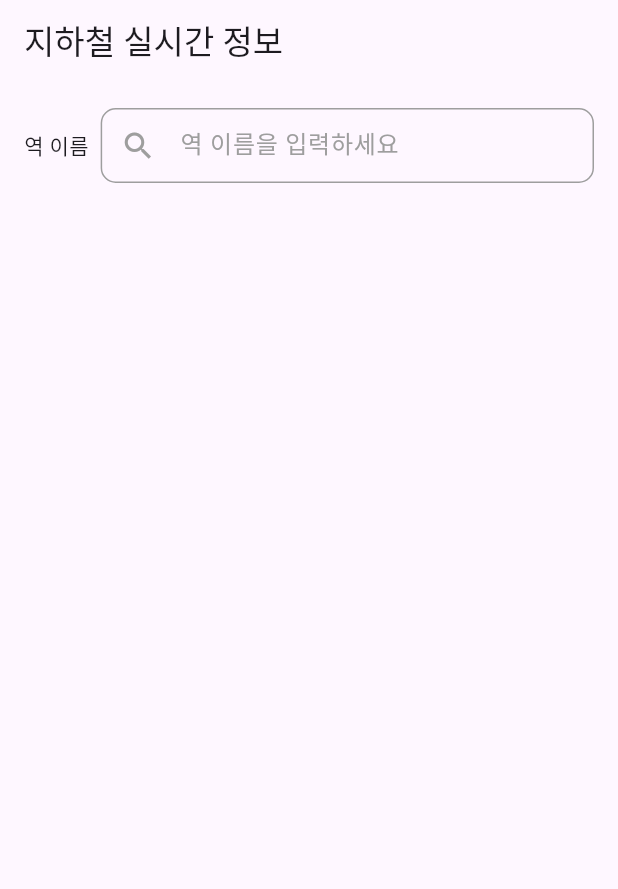
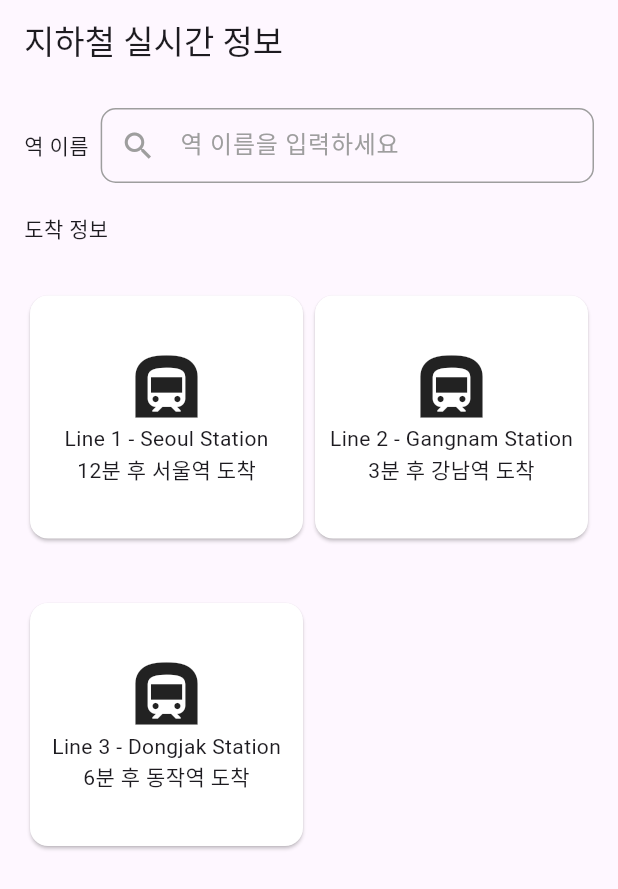
Before and after one commit to mmmkb1/seoul_subway, a Flutter app: the screen it shows after launch, on a phone screen of 412 x 824 dp. Shown: the top 889 px of the screen. Run offline on Flutter 3.47's test engine with Material 3 defaults, Android fonts, the phone set to English and light mode, and no system bars; our stand-ins replace freezed_annotation; generated files the repository leaves out were written again.

Commit message:
feat: 지하철 정보 ui 추가

```diff
--- /dev/null
+++ b/lib/presentation/component/subway_info_item.dart
@@ -0,0 +1,34 @@
+import 'package:flutter/material.dart';
+
+import '../../domain/model/subway.dart';
+
+class SubwayInfoItem extends StatelessWidget {
+  final Subway subway;
+
+  const SubwayInfoItem({
+    super.key,
+    required this.subway,
+  });
+
+  @override
+  Widget build(BuildContext context) {
+    return Padding(
+      padding:  const EdgeInsets.symmetric(vertical: 10),
+      child: Card(
+        color: Colors.white,
+        child: ClipRRect(
+          borderRadius: BorderRadius.circular(6.0),
+          child: Column(
+            crossAxisAlignment: CrossAxisAlignment.center,
+            mainAxisAlignment: MainAxisAlignment.center,
+            children: [
+              const Icon(Icons.subway,size: 50,),
+              Text(subway.trainLineNm),
+              Text('${subway.barvlDt}분 후 ${subway.arvlMsg3}')
+            ],
+          ),
+        ),
+      ),
+    );
+  }
+}
--- a/lib/presentation/subway/subway_screen.dart
+++ b/lib/presentation/subway/subway_screen.dart
@@ -1,7 +1,9 @@
 import 'package:flutter/material.dart';
 import 'package:provider/provider.dart';
+import 'package:seoul_subway/presentation/component/subway_info_item.dart';
 import 'package:seoul_subway/presentation/subway/subway_screen_view_model.dart';
 
+import '../../domain/model/subway.dart';
 import '../component/input_field_search.dart';
 
 class SubwayScreen extends StatelessWidget {
@@ -9,6 +11,24 @@ class SubwayScreen extends StatelessWidget {
 
   @override
   Widget build(BuildContext context) {
+    var mockSubways = [
+      Subway(
+        trainLineNm: "Line 1 - Seoul Station",
+        barvlDt: 12,
+        arvlMsg3: "서울역 도착",
+      ),
+      Subway(
+        trainLineNm: "Line 2 - Gangnam Station",
+        barvlDt: 3,
+        arvlMsg3: "강남역 도착",
+      ),
+      Subway(
+        trainLineNm: "Line 3 - Dongjak Station",
+        barvlDt: 6,
+        arvlMsg3: "동작역 도착",
+      ),
+    ];
+
     final viewModel = context.watch<SubwayScreenViewModel>();
     return Scaffold(
       appBar: AppBar(
@@ -16,24 +36,41 @@ class SubwayScreen extends StatelessWidget {
           '지하철 실시간 정보',
         ),
       ),
-      body: Column(
-        children: [
-          Padding(
-            padding: const EdgeInsets.all(16.0),
-            child: Row(
+      body: Padding(
+        padding: const EdgeInsets.all(16.0),
+        child: Column(
+          crossAxisAlignment: CrossAxisAlignment.start,
+          children: [
+            Row(
               children: [
                 const Text('역 이름'),
                 const SizedBox(width: 8),
                 InputFieldSearch(
                   onSearch: (String text) {
                     final temp = viewModel.setSearchText(text);
-                    print('1초후 입력된 값 $temp');
+                    // print('1초후 입력된 값 $temp');
                   },
                 ),
               ],
             ),
-          ),
-        ],
+            const SizedBox(height: 20),
+            const Text('도착 정보'),
+            const SizedBox(height: 20),
+            SizedBox(
+              height: 400,
+              child: GridView.builder(
+                gridDelegate: const SliverGridDelegateWithFixedCrossAxisCount(
+                  crossAxisCount: 2,
+                  mainAxisSpacing: 15.0,
+                ),
+                itemCount: mockSubways.length,
+                itemBuilder: (BuildContext context, int index) {
+                  return SubwayInfoItem(subway: mockSubways[index]);
+                },
+              ),
+            ),
+          ],
+        ),
       ),
     );
   }
```
